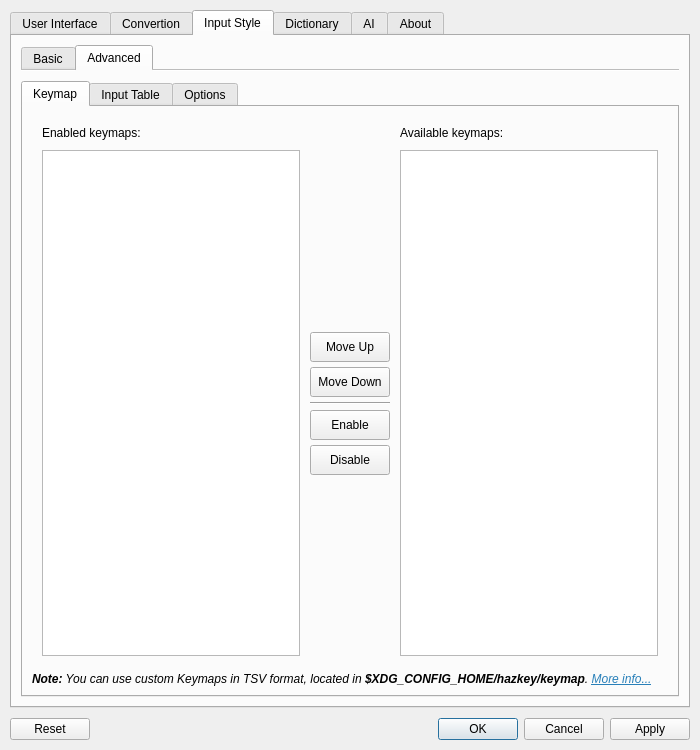
Old version of the form hazkey-settings/mainwindow.ui in the repository presire/hazkey-community.
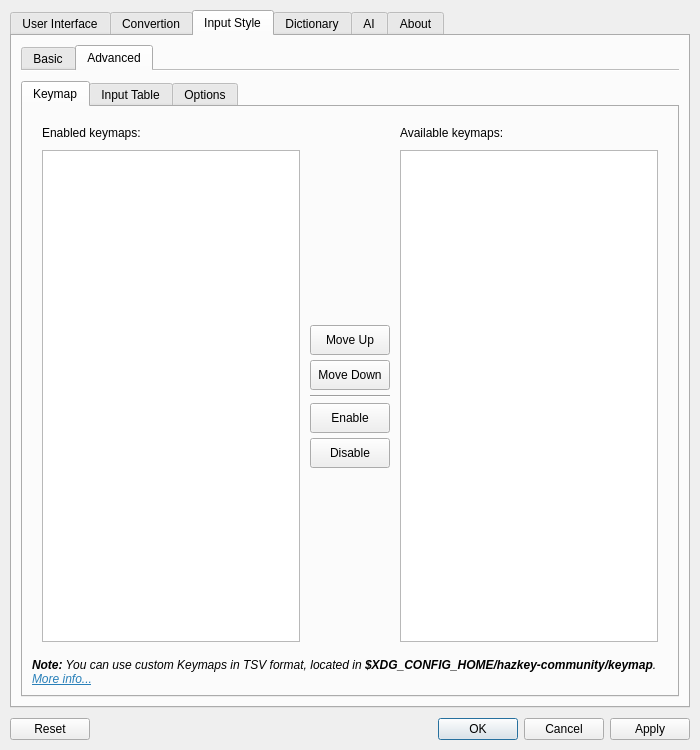
New version of the form. The open tabs and pages were chosen to show the change. Icons and pictures are not drawn.

Commit message: feat: rename install paths and identifiers to hazkey-community

What changed in the file:
```diff
--- a/hazkey-settings/mainwindow.ui
+++ b/hazkey-settings/mainwindow.ui
@@ -1298,7 +1298,7 @@
                <item>
                 <widget class="QLabel" name="keymapAdvancedNote">
                  <property name="text">
-                  <string>&lt;html&gt;&lt;head/&gt;&lt;body&gt;&lt;p&gt;&lt;span style=&quot; font-weight:700; font-style:italic;&quot;&gt;Note:&lt;/span&gt;&lt;span style=&quot; font-style:italic;&quot;&gt; You can use custom Keymaps in TSV format, located in &lt;/span&gt;&lt;span style=&quot; font-weight:700; font-style:italic;&quot;&gt;$XDG_CONFIG_HOME/hazkey/keymap&lt;/span&gt;&lt;span style=&quot; font-style:italic;&quot;&gt;. &lt;/span&gt;&lt;a href=&quot;https://hazkey.hiira.dev/docs/settings/input-style-keymap&quot;&gt;&lt;span style=&quot; font-style:italic; text-decoration: underline; color:#2980b9;&quot;&gt;More info...&lt;/span&gt;&lt;/a&gt;&lt;/p&gt;&lt;/body&gt;&lt;/html&gt;</string>
+                  <string>&lt;html&gt;&lt;head/&gt;&lt;body&gt;&lt;p&gt;&lt;span style=&quot; font-weight:700; font-style:italic;&quot;&gt;Note:&lt;/span&gt;&lt;span style=&quot; font-style:italic;&quot;&gt; You can use custom Keymaps in TSV format, located in &lt;/span&gt;&lt;span style=&quot; font-weight:700; font-style:italic;&quot;&gt;$XDG_CONFIG_HOME/hazkey-community/keymap&lt;/span&gt;&lt;span style=&quot; font-style:italic;&quot;&gt;. &lt;/span&gt;&lt;a href=&quot;https://hazkey.hiira.dev/docs/settings/input-style-keymap&quot;&gt;&lt;span style=&quot; font-style:italic; text-decoration: underline; color:#2980b9;&quot;&gt;More info...&lt;/span&gt;&lt;/a&gt;&lt;/p&gt;&lt;/body&gt;&lt;/html&gt;</string>
                  </property>
                  <property name="wordWrap">
                   <bool>true</bool>
```
Left out of the diff: 6 changed lines with no effect on the pictures. The commit also changes 69 other files.
